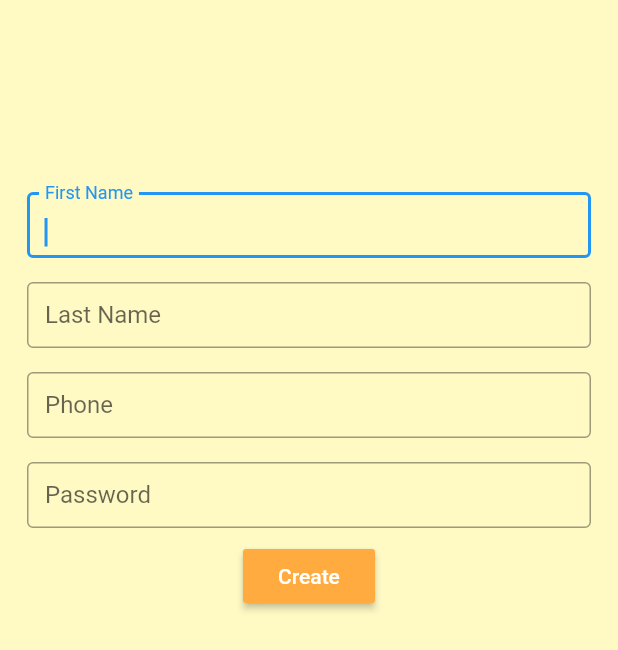
After one commit to Independent-Designers-and-Engineers/stumble-app-old, a Flutter app: the SignupScreen screen opened by its route, on a phone screen of 412 x 824 dp. The commit adds this screen. Shown: the top 650 px of the screen. Run offline on Flutter 3.47's test engine with Material 2 defaults, Android fonts, the phone set to English and light mode, and no system bars.

Commit message:
Create Account Page

```diff
--- a/lib/pages/pages.dart
+++ b/lib/pages/pages.dart
@@ -1,11 +1,12 @@
 import 'package:flutter/material.dart';
+import 'package:frontend/pages/signup/signup.screen.dart';
 import 'package:frontend/pages/start/start.screen.dart';
 import 'package:frontend/pages/login/login.screen.dart';
 import 'package:frontend/pages/home/home.screen.dart';
 
 Map<String, Widget Function(BuildContext)> routePages = {
   '/': (BuildContext context) => StartScreen(),
-  '/create-account': (BuildContext context) => new Scaffold(),
+  '/create-account': (BuildContext context) => SignupScreen(),
   '/login': (BuildContext context) => LoginScreen(),
   '/home': (BuildContext context) => HomeScreen(),
 };
--- /dev/null
+++ b/lib/pages/signup/signup.screen.dart
@@ -0,0 +1,281 @@
+import 'package:flutter/material.dart';
+import 'package:flutter/services.dart';
+
+final firstNameNode = FocusNode();
+final lastNameNode = FocusNode();
+final phoneNode = FocusNode();
+final passwordNode = FocusNode();
+final buttonNode = FocusNode();
+final _fnameController = TextEditingController();
+final _lnameController = TextEditingController();
+final _phoneController = TextEditingController();
+final _passwordController = TextEditingController();
+
+var inputs = {
+  "fname": "N/A",
+  "lname": "N/A",
+  "phone": "N/A",
+  "pass": "N/A"
+};
+
+class PhoneInputFormatter extends TextInputFormatter{ //TODO:
+  TextEditingValue formatEditUpdate(TextEditingValue oldv, TextEditingValue newv){
+  }
+}
+
+Widget phoneWidget(context){
+  return Center(
+      child: Container(
+          padding: const EdgeInsets.all(8),
+          height: 60,
+          child: TextField(
+            focusNode: phoneNode,
+            textInputAction: TextInputAction.next,
+
+            //controller: phoneController,
+            keyboardType: TextInputType.number,
+            enableInteractiveSelection: false,
+            onSubmitted: (v){
+              FocusScope.of(context).requestFocus(passwordNode);
+            },
+            inputFormatters:[
+              LengthLimitingTextInputFormatter(10),
+            ],
+            obscureText: false,
+            decoration: InputDecoration(
+              border: OutlineInputBorder(),
+              labelText: 'Phone',
+              //counter: SizedBox.shrink()
+            ),
+          )
+      )
+  );
+}
+
+Widget fnameWidget(context){
+  return Center(
+      child: Container(
+          padding: const EdgeInsets.all(8),
+          height: 60,
+          child: TextField(
+            focusNode: firstNameNode,
+            textInputAction: TextInputAction.next,
+            autofocus:true,
+
+            controller: _fnameController,
+            keyboardType: TextInputType.text,
+            enableInteractiveSelection: true,
+            obscureText: false,
+            onSubmitted: (v){
+              FocusScope.of(context).requestFocus(lastNameNode);
+            },
+            decoration: InputDecoration(
+              border: OutlineInputBorder(),
+              labelText: 'First Name',
+            ),
+          )
+      )
+  );}
+
+  Widget lnameWidget(context){
+  return Center(
+      child: Container(
+          padding: const EdgeInsets.all(8),
+          height: 60,
+          child: TextField(
+            focusNode: lastNameNode,
+            textInputAction: TextInputAction.next,
+
+            keyboardType: TextInputType.text,
+            enableInteractiveSelection: false,
+            obscureText: false,
+            onSubmitted: (v){
+              FocusScope.of(context).requestFocus(phoneNode);
+            },
+            decoration: InputDecoration(
+              border: OutlineInputBorder(),
+              labelText: 'Last Name',
+            ),
+          )
+      )
+  );
+}
+
+Widget passwordWidget(context){
+  return Center(
+      child: Container(
+          padding: const EdgeInsets.all(8),
+          height: 60,
+          child: TextField(
+            focusNode: passwordNode,
+            textInputAction: TextInputAction.next,
+            //controller: phoneController,
+            keyboardType: TextInputType.text,
+            enableInteractiveSelection: true,
+            obscureText: true,
+            onSubmitted: (v){
+              FocusScope.of(context).requestFocus(buttonNode);
+            },
+            decoration: InputDecoration(
+              border: OutlineInputBorder(),
+              labelText: 'Password',
+            ),
+          )
+      )
+  );
+}
+
+
+
+
+
+class SignupScreen extends StatefulWidget {
+  @override
+  State<StatefulWidget> createState() {
+    return _SignupScreenState();
+  }
+}
+
+class _SignupScreenState extends State<SignupScreen>{
+
+  void initState(){
+    _fnameController.addListener(() {
+      final text = _fnameController.text;
+      inputs["fname"] = text;
+    });
+
+    _lnameController.addListener((){
+      final text = _lnameController.text;
+      inputs["lname"] = text;
+    });
+
+    _phoneController.addListener((){
+      final text = _lnameController.text;
+      inputs["phone"] = text;
+    });
+
+    _passwordController.addListener((){
+      final text = _passwordController.text;
+      inputs["pass"] = text;
+    });
+    super.initState();
+  }
+
+  @override
+  Widget build(BuildContext context){
+    return Scaffold(
+      backgroundColor: Colors.yellow[100],
+        body: Padding(
+          padding: const EdgeInsets.fromLTRB(10, 120, 10, 50),
+          child: Column(children: <Widget>[
+            fnameWidget(context), lnameWidget(context), phoneWidget(context), passwordWidget(context),
+              RaisedButton(
+                focusNode: buttonNode,
+              textColor:  Colors.white,
+              color: Colors.orangeAccent,
+              child: Text("Create"),
+              onPressed: () => {
+              },
+            )
+            ],
+          ),
+        )
+    );
+  }
+
+}
+
+/*
+class SignupScreen extends StatelessWidget {
+
+  static TextEditingController phoneController = TextEditingController();
+
+
+  final Widget phoneWidget = Center(
+    child: Container(
+      padding: const EdgeInsets.all(8),
+      height: 60,
+      child: TextField(
+        //controller: phoneController,
+        keyboardType: TextInputType.number,
+        enableInteractiveSelection: false,
+        maxLength: 10,
+        obscureText: false,
+        decoration: InputDecoration(
+          border: OutlineInputBorder(),
+          labelText: 'Phone',
+        ),
+      )
+    )
+  );
+
+  final Widget fnameWidget = Center(
+      child: Container(
+          padding: const EdgeInsets.all(8),
+          height: 60,
+          child: TextField(
+            keyboardType: TextInputType.text,
+            enableInteractiveSelection: true,
+            obscureText: false,
+            decoration: InputDecoration(
+              border: OutlineInputBorder(),
+              labelText: 'First Name',
+            ),
+          )
+      )
+  );
+
+  final Widget lnameWidget = Center(
+      child: Container(
+          padding: const EdgeInsets.all(8),
+          height: 60,
+          child: TextField(
+            keyboardType: TextInputType.text,
+            enableInteractiveSelection: false,
+            obscureText: false,
+            decoration: InputDecoration(
+              border: OutlineInputBorder(),
+              labelText: 'Last Name',
+            ),
+          )
+      )
+  );
+
+  final Widget passwordWidget = Center(
+      child: Container(
+          padding: const EdgeInsets.all(8),
+          height: 60,
+          child: TextField(
+            //controller: phoneController,
+            keyboardType: TextInputType.text,
+            enableInteractiveSelection: true,
+            obscureText: true,
+            decoration: InputDecoration(
+              border: OutlineInputBorder(),
+              labelText: 'Password',
+            ),
+          )
+      )
+  );
+
+  @override
+  Widget build(BuildContext context) {
+    return Scaffold(
+        backgroundColor: Colors.yellow[100],
+        body: Padding(
+          padding: const EdgeInsets.fromLTRB(10, 120, 10, 10),
+          child: Column(children: <Widget>[
+            fnameWidget, lnameWidget, phoneWidget, passwordWidget,
+            /*RaisedButton(
+              color: Colors.pinkAccent,
+              child: Text("Create"),
+              onPressed: phoneController,
+            ) */
+          ],
+          ),
+        )
+    );
+  }
+}
+
+ */
--- a/lib/pages/start/start.screen.dart
+++ b/lib/pages/start/start.screen.dart
@@ -17,7 +17,7 @@ class StartScreen extends StatelessWidget {
   Widget build(BuildContext context) {
     return new Scaffold(
       key: this.key,
-      backgroundColor: Colors.pinkAccent,
+      backgroundColor: Colors.blueAccent,
       body: Center(
         child: new Column(
           mainAxisAlignment: MainAxisAlignment.spaceAround,
```
Also changed, not shown: pubspec.lock.
